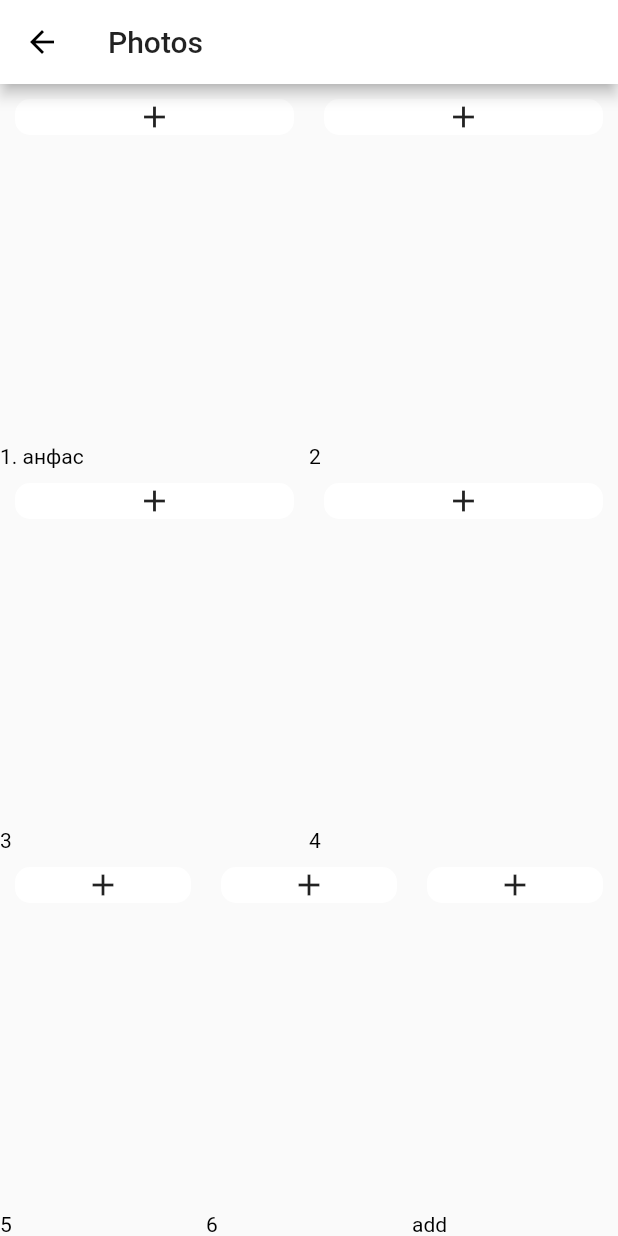
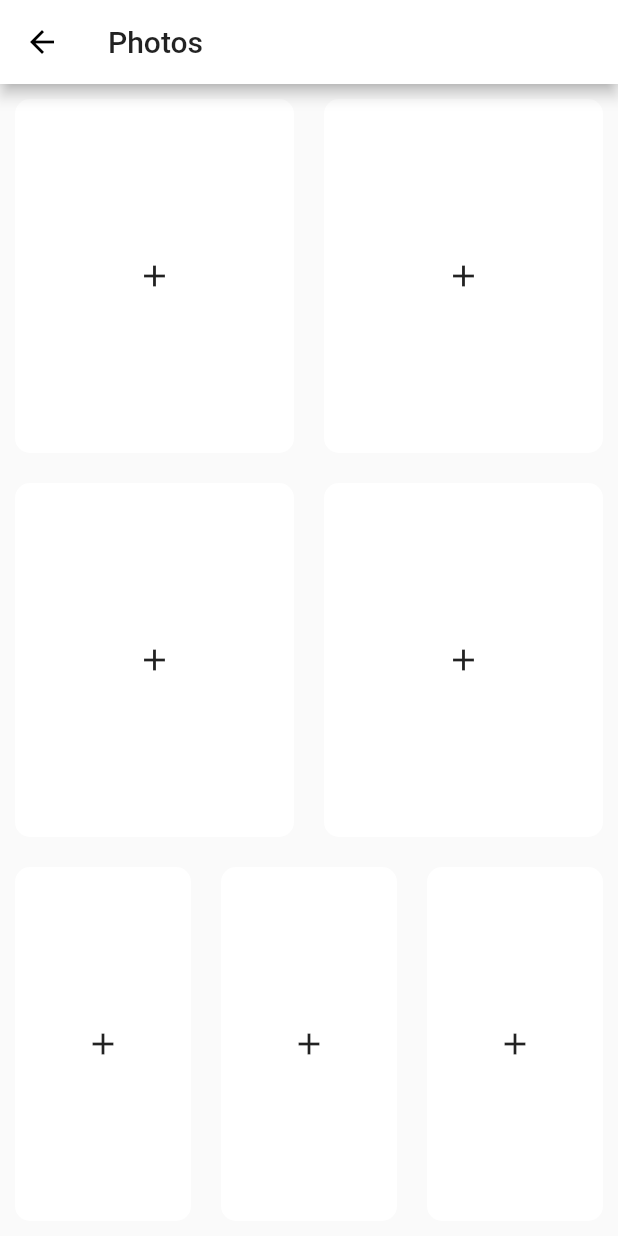
Before and after one commit to JayBhakhar/my_moblie_app, a Flutter app: the Photos screen opened directly, on a phone screen of 412 x 824 dp. Run offline on Flutter 3.47's test engine with Material 2 defaults, Android fonts, the phone set to English and light mode, and no system bars.

Commit message:
radio button and remove text(which was in under photo).

```diff
--- a/lib/Scans.dart
+++ b/lib/Scans.dart
@@ -19,13 +19,11 @@ class _ScansState extends State<Scans> {
             colour: Colors.white,
             cardChild: Icon(Icons.add),
             onPress: () {},
-            text: '1',
           ),
           AddPhotosContainer(
             colour: Colors.white,
             cardChild: Icon(Icons.add),
             onPress: () {},
-            text: '2',
           ),
         ],
       ),
--- a/lib/addPhotosContainer.dart
+++ b/lib/addPhotosContainer.dart
@@ -2,13 +2,12 @@ import 'package:flutter/cupertino.dart';
 import 'package:flutter/material.dart';
 
 class AddPhotosContainer extends StatelessWidget {
-  AddPhotosContainer(
-      {@required this.colour,
+  AddPhotosContainer({
+    @required this.colour,
     @required this.cardChild,
     @required this.onPress,
-      @required this.text});
+  });
 
-  final dynamic text;
   final Color colour;
   final Widget cardChild;
   final Function onPress;
@@ -17,11 +16,7 @@ class AddPhotosContainer extends StatelessWidget {
   Widget build(BuildContext context) {
     return GestureDetector(
       onTap: onPress,
-      child: Column(
-        mainAxisAlignment: MainAxisAlignment.spaceBetween,
-        crossAxisAlignment: CrossAxisAlignment.stretch,
-        children: [
-          Container(
+      child: Container(
         child: cardChild,
         margin: EdgeInsets.all(10.0),
         decoration: BoxDecoration(
@@ -29,14 +24,6 @@ class AddPhotosContainer extends StatelessWidget {
           color: colour,
         ),
       ),
-          Text(
-            text,
-            style: TextStyle(
-              color: Colors.black,
-            ),
-          ),
-        ],
-      ),
     );
   }
 }
--- a/lib/photos.dart
+++ b/lib/photos.dart
@@ -28,8 +28,8 @@ class _PhotosState extends State<Photos> {
                       Icons.add,
                     ),
                     colour: Colors.white,
-                    text: '1. анфас',
                   ),
+                  //todo: need to add text here but it mess up to layout of add photo
                 ),
                 Expanded(
                   child: AddPhotosContainer(
@@ -38,7 +38,6 @@ class _PhotosState extends State<Photos> {
                       Icons.add,
                     ),
                     colour: Colors.white,
-                    text: '2',
                   ),
                 ),
               ],
@@ -55,7 +54,6 @@ class _PhotosState extends State<Photos> {
                       Icons.add,
                     ),
                     colour: Colors.white,
-                    text: '3',
                   ),
                 ),
                 Expanded(
@@ -65,7 +63,6 @@ class _PhotosState extends State<Photos> {
                       Icons.add,
                     ),
                     colour: Colors.white,
-                    text: '4',
                   ),
                 ),
               ],
@@ -82,7 +79,6 @@ class _PhotosState extends State<Photos> {
                       Icons.add,
                     ),
                     colour: Colors.white,
-                    text: '5',
                   ),
                 ),
                 Expanded(
@@ -92,7 +88,6 @@ class _PhotosState extends State<Photos> {
                       Icons.add,
                     ),
                     colour: Colors.white,
-                    text: '6',
                   ),
                 ),
                 Expanded(
@@ -102,7 +97,6 @@ class _PhotosState extends State<Photos> {
                       Icons.add,
                     ),
                     colour: Colors.white,
-                    text: 'add',
                   ),
                 ),
               ],
--- a/lib/x-ray_and_CT.dart
+++ b/lib/x-ray_and_CT.dart
@@ -23,7 +23,6 @@ class _XrayAndCtState extends State<XrayAndCt> {
               colour: Colors.white,
               cardChild: Icon(Icons.add),
               onPress: () {},
-              text: '1.dydhjjchj',
             ),
           ),
           Expanded(
@@ -32,7 +31,6 @@ class _XrayAndCtState extends State<XrayAndCt> {
               colour: Colors.white,
               cardChild: Icon(Icons.add),
               onPress: () {},
-              text: '2.sdfxhxfghf',
             ),
           ),
           Expanded(
@@ -41,7 +39,6 @@ class _XrayAndCtState extends State<XrayAndCt> {
               colour: Colors.white,
               cardChild: Icon(Icons.add),
               onPress: () {},
-              text: '3.djhcccghh',
             ),
           ),
         ],
```
Also changed, not shown: lib/patient_details.dart (+43 -1 lines). Lines whose indentation alone changed are shown as unchanged.
